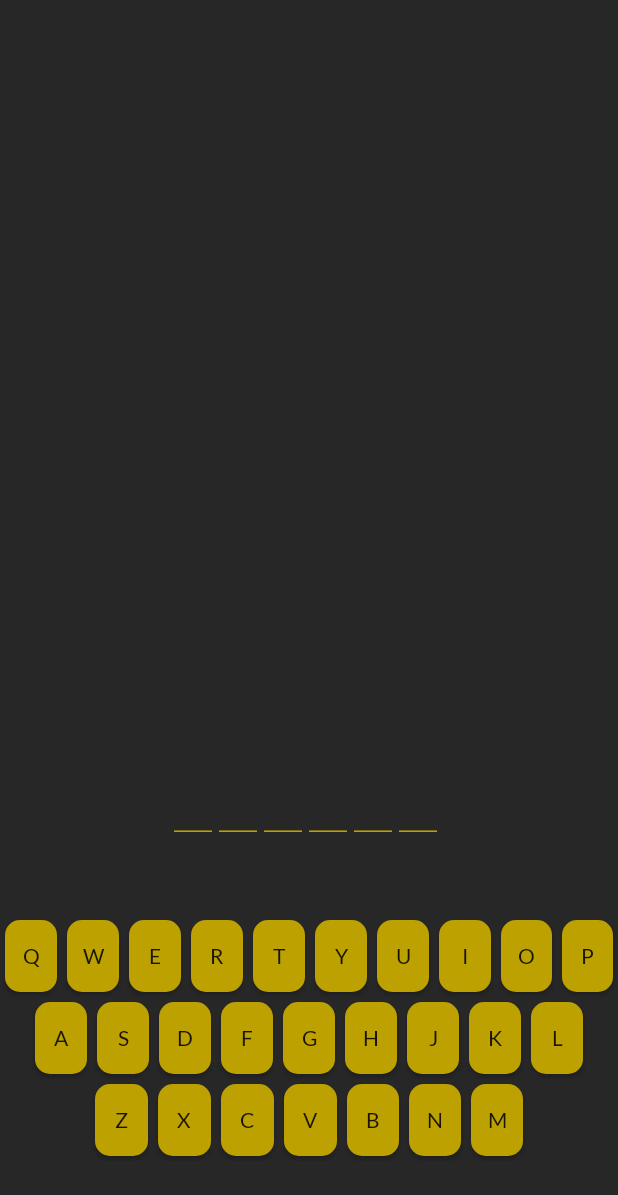
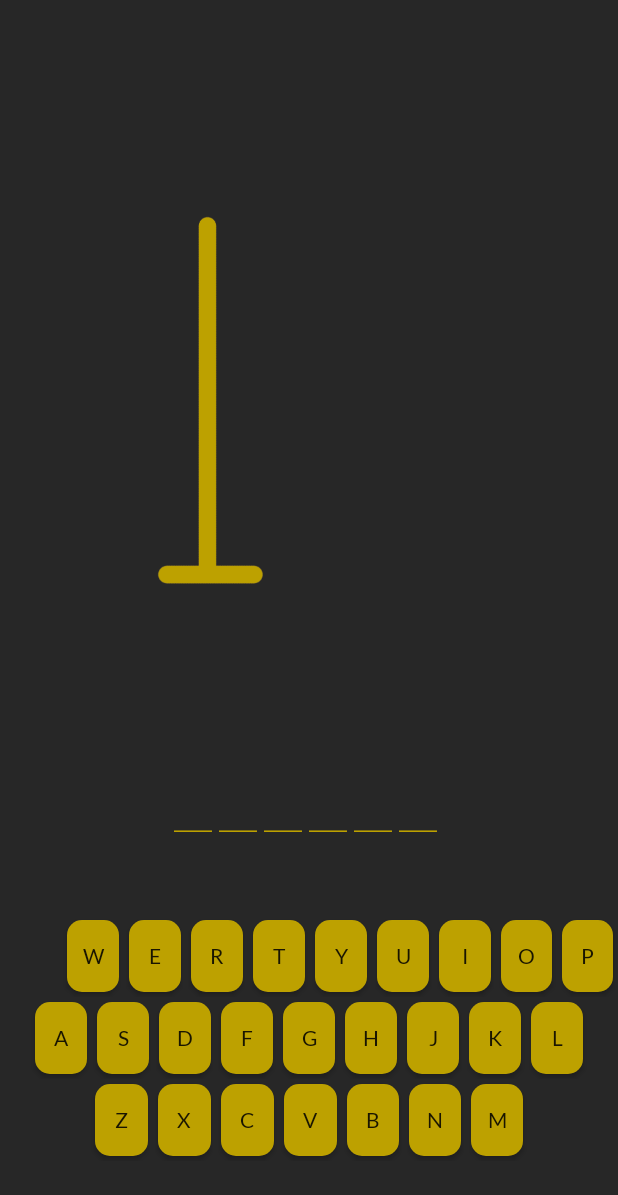
Before and after one commit to dzazef/aplikacje-mobilne, an Android app: the screen it shows after launch (MainActivity), after a tap on an icon or button, on a phone screen of 412 x 824 dp. Shown: the top 1195 px of the screen. Run offline under Robolectric (Android 15) with nearby library versions, the phone set to English and light mode, and no system bars.

Commit message:
Finish Hangman

```diff
--- a/lista2/Hangman/app/src/main/java/pl/dzazef/hangman/MainActivity.kt
+++ b/lista2/Hangman/app/src/main/java/pl/dzazef/hangman/MainActivity.kt
@@ -10,6 +10,10 @@ import android.widget.Toast
 import kotlinx.android.synthetic.main.activity_main.*
 import java.util.*
 
+
+enum class State {
+    LOST, WON, UNDEFINED
+}
 
 fun Array<String>.random(): String = if (size > 0) get(Random().nextInt(size)) else ""
 
@@ -30,6 +34,7 @@ class WordManager(private val context: Context) {
 
     fun randomWord(): String {
         currentWord = context.resources.getStringArray(R.array.words).random().toUpperCase().addSpaces()
+        Log.d("INFO1", currentWord)
         return currentWord
     }
 
@@ -42,6 +47,7 @@ class WordManager(private val context: Context) {
         }
         dashedWord = newWord
         new = dashedWord.filter { it == '＿' }.length
+        Log.d("INFO1", dashedWord)
         return dashedWord
     }
 
@@ -68,13 +74,12 @@ class MainActivity : AppCompatActivity() {
 
         wordManager.randomWord()
         textView.text = wordManager.wordToDash()
-
-        Log.d("INFO1", wordManager.currentWord)
-        Log.d("INFO1", wordManager.dashedWord)
+        wordManager.change()
     }
 
     fun onClick(view: View) {
-        when (findViewById<Button>(view.id)) {
+        val button = findViewById<Button>(view.id)
+        when (button) {
             buttonQ -> wordManager.addLetter('Q')
             buttonW -> wordManager.addLetter('W')
             buttonE -> wordManager.addLetter('E')
@@ -102,19 +107,37 @@ class MainActivity : AppCompatActivity() {
             buttonN -> wordManager.addLetter('N')
             buttonM -> wordManager.addLetter('M')
         }
+        button.visibility = View.INVISIBLE
+
         textView.text = wordManager.wordToDash()
         if (!wordManager.change()) whichImage++
-        if (checkHangman()) {
-            wordManager.guessedLetters.clear()
-            whichImage = 0
-            wordManager.randomWord()
-            textView.text = wordManager.wordToDash()
-            checkHangman()
-            Toast.makeText(this, " YOU LOST :C", Toast.LENGTH_SHORT).show()
+        when (checkHangman()) {
+            State.LOST -> {
+                reset()
+                Toast.makeText(this, "YOU LOST :(", Toast.LENGTH_SHORT).show()
+            }
+            State.WON -> {
+                reset()
+                Toast.makeText(this, "YOU WON :)", Toast.LENGTH_SHORT).show()
+            }
+            State.UNDEFINED -> Unit
         }
     }
 
-    fun checkHangman(): Boolean {
+    fun reset() {
+        Log.d("INFO1", "Generating new word...")
+        wordManager.guessedLetters.clear()
+        whichImage = 0
+        wordManager.randomWord()
+        textView.text = wordManager.wordToDash()
+        wordManager.change()
+        checkHangman()
+        for (i in "QWERTYUIOPASDFGHJKLZXCVBNM") {
+            findViewById<Button>(resources.getIdentifier("button$i", "id", this.packageName)).visibility = View.VISIBLE
+        }
+    }
+
+    fun checkHangman(): State {
         when (whichImage) {
             0 -> imageView.setImageResource(0)
             1 -> imageView.setImageResource(R.drawable.hangman1)
@@ -126,8 +149,12 @@ class MainActivity : AppCompatActivity() {
             7 -> imageView.setImageResource(R.drawable.hangman7)
             8 -> imageView.setImageResource(R.drawable.hangman8)
             9 -> imageView.setImageResource(R.drawable.hangman9)
-            10 -> return true
+            10 -> return State.LOST
         }
-        return false
+        if (wordManager.currentWord == wordManager.dashedWord) {
+            return State.WON
+        }
+
+        return State.UNDEFINED
     }
 }
```
